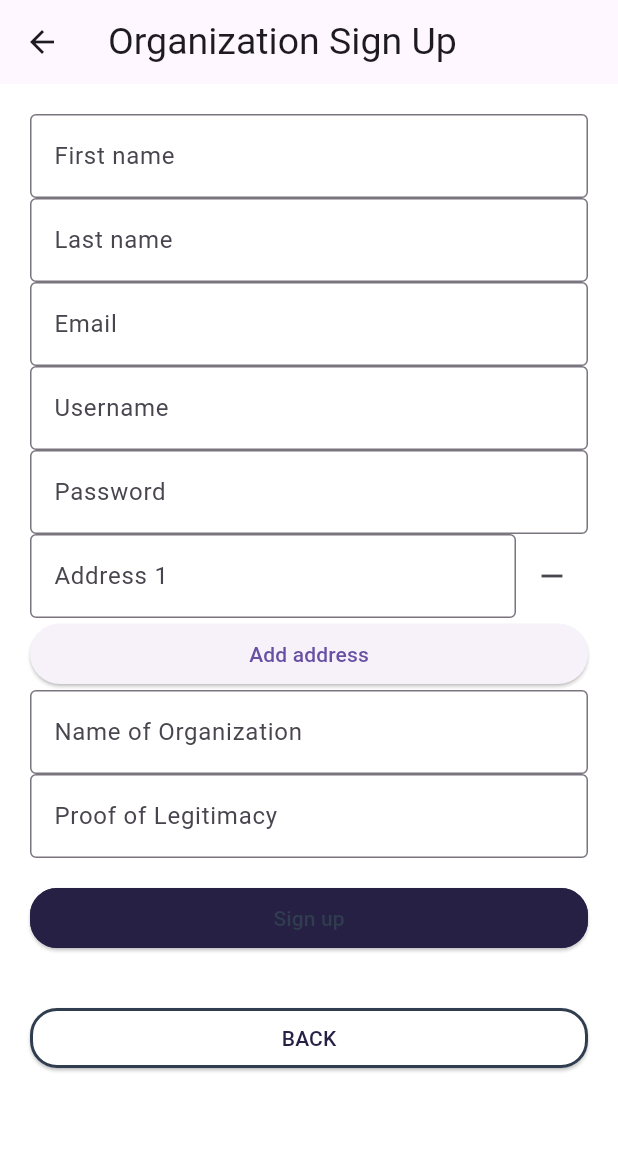
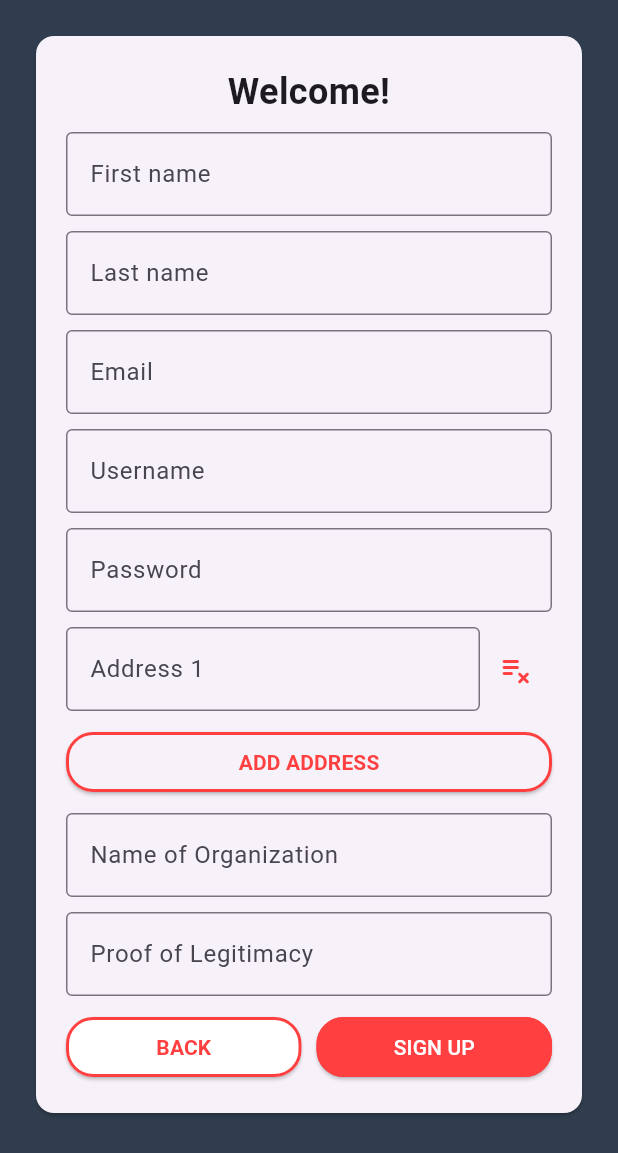
Before and after one commit to ICS-CMSC-23/donation-drive-app, a Flutter app: the OrganizationSignUpPage screen opened by its route, on a phone screen of 412 x 824 dp. Shown: the top 1153 px of the screen. Run offline on Flutter 3.47's test engine with Material 3 defaults, Android fonts, the phone set to English and light mode, and no system bars; our stand-ins replace email_validator, firebase_auth, firebase_core; accounts and stored records are empty.

Commit message:
ui: updated sign up page design

```diff
--- a/lib/screens/sign_up_page.dart
+++ b/lib/screens/sign_up_page.dart
@@ -1,6 +1,5 @@
 import 'package:flutter/material.dart';
 import 'package:email_validator/email_validator.dart';
-import 'package:flutter/widgets.dart';
 import 'package:provider/provider.dart';
 import '../provider/auth_provider.dart';
 
@@ -367,17 +366,15 @@ class _OrganizationSignUpPageState extends State<OrganizationSignUpPage> {
       },
     );
 
-    final signUpButton = Padding(
-      padding: const EdgeInsets.symmetric(vertical: 16.0),
-      child: ElevatedButton(
+    final signUpButton = ElevatedButton(
       style: ButtonStyle(
         backgroundColor: const MaterialStatePropertyAll<Color>(
-              Color.fromARGB(255, 38, 32, 69)),
+            Color.fromRGBO(255, 63, 64, 1)),
         shape: MaterialStateProperty.all<RoundedRectangleBorder>(
           RoundedRectangleBorder(
             borderRadius: BorderRadius.circular(18.0),
             side: const BorderSide(
-                  color: Color.fromARGB(255, 38, 32, 69), width: 2.0),
+                color: Color.fromRGBO(255, 63, 64, 1), width: 2.0),
           ),
         ),
       ),
@@ -389,21 +386,17 @@ class _OrganizationSignUpPageState extends State<OrganizationSignUpPage> {
           if (context.mounted) Navigator.pop(context);
         }
       },
-        child: const Text('Sign up',
-            style: TextStyle(color: Color.fromRGBO(48, 61, 78, 1))),
-      ),
+      child: const Text('SIGN UP', style: TextStyle(color: Colors.white)),
     );
 
-    final backButton = Padding(
-      padding: const EdgeInsets.symmetric(vertical: 16.0),
-      child: ElevatedButton(
+    final backButton = ElevatedButton(
       style: ButtonStyle(
         backgroundColor: const MaterialStatePropertyAll<Color>(Colors.white),
         shape: MaterialStateProperty.all<RoundedRectangleBorder>(
           RoundedRectangleBorder(
             borderRadius: BorderRadius.circular(18.0),
             side: const BorderSide(
-                  color: Color.fromRGBO(48, 61, 78, 1), width: 2.0),
+                color: Color.fromRGBO(255, 63, 64, 1), width: 2.0),
           ),
         ),
       ),
@@ -411,35 +404,45 @@ class _OrganizationSignUpPageState extends State<OrganizationSignUpPage> {
         Navigator.pop(context);
       },
       child: const Text('BACK',
-            style: TextStyle(color: Color.fromARGB(255, 38, 32, 69))),
-      ),
+          style: TextStyle(
+              fontWeight: FontWeight.bold,
+              color: Color.fromRGBO(255, 63, 64, 1))),
     );
 
     return Scaffold(
-      appBar: AppBar(
-        title: const Text(
-          "Organization Sign Up",
-          textAlign: TextAlign.center,
-          style: TextStyle(fontSize: 25),
-        ),
-      ),
-      backgroundColor: Colors.white,
+      backgroundColor: const Color.fromRGBO(48, 61, 78, 1),
       body: SingleChildScrollView(
         child: Center(
           child: Form(
             key: _formKey,
+            child: Padding(
+                padding: const EdgeInsets.fromLTRB(20, 20, 20, 20),
+                child: Card(
                     child: Padding(
                   padding: const EdgeInsets.all(20),
                   child: Column(
                     crossAxisAlignment: CrossAxisAlignment.stretch,
                     mainAxisAlignment: MainAxisAlignment.center,
                     children: [
+                      const Text(
+                        "Welcome!",
+                        textAlign: TextAlign.center,
+                        style: TextStyle(
+                            fontSize: 24, fontWeight: FontWeight.bold),
+                      ),
+                      const SizedBox(height: 10),
                       firstName,
+                      const SizedBox(height: 10),
                       lastName,
+                      const SizedBox(height: 10),
                       email,
+                      const SizedBox(height: 10),
                       username,
+                      const SizedBox(height: 10),
                       password,
+                      const SizedBox(height: 10),
                       for (var i = 0; i < addressesController.length; i++)
+                        Column(children: [
                           Row(children: [
                             Expanded(
                                 child: TextFormField(
@@ -449,29 +452,61 @@ class _OrganizationSignUpPageState extends State<OrganizationSignUpPage> {
                                 border: const OutlineInputBorder(),
                               ),
                             )),
+                            const SizedBox(height: 10),
                             IconButton(
-                          icon: const Icon(Icons.remove),
+                                color: const Color.fromRGBO(255, 63, 64, 1),
+                                icon: const Icon(Icons.playlist_remove_rounded),
                                 onPressed: () {
                                   setState(() {
                                     addressesController.removeAt(i);
                                   });
                                 })
                           ]),
+                          const SizedBox(height: 10),
+                        ]),
                       ElevatedButton(
+                        style: ButtonStyle(
+                          foregroundColor:
+                              const MaterialStatePropertyAll<Color>(
+                                  Color.fromRGBO(255, 63, 64,
+                                      1)), // Set the icon/text color
+                          side: const MaterialStatePropertyAll<BorderSide>(
+                              BorderSide(
+                                  color: Color.fromRGBO(255, 63, 64, 1),
+                                  width: 2.0) // Outline color
+                              ),
+                          shape:
+                              MaterialStatePropertyAll<RoundedRectangleBorder>(
+                            RoundedRectangleBorder(
+                              borderRadius: BorderRadius.circular(
+                                  18.0), // Set the border radius if needed
+                            ),
+                          ),
+                        ),
                         onPressed: () {
                           setState(() {
                             addressesController.add(TextEditingController());
                           });
                         },
-                    child: const Text("Add address"),
+                        child: const Text('ADD ADDRESS',
+                            style: TextStyle(fontWeight: FontWeight.bold)),
                       ),
+                      const SizedBox(height: 10),
                       orgName,
+                      const SizedBox(height: 10),
                       orgProof,
-                  signUpButton,
-                  backButton,
+                      const SizedBox(height: 10),
+                      Row(
+                        mainAxisAlignment: MainAxisAlignment.spaceEvenly,
+                        children: [
+                          Expanded(child: backButton),
+                          const SizedBox(width: 10),
+                          Expanded(child: signUpButton),
                         ],
                       ),
+                    ],
                   ),
+                ))),
           ),
         ),
       ),
```
Lines whose indentation alone changed are shown as unchanged.
